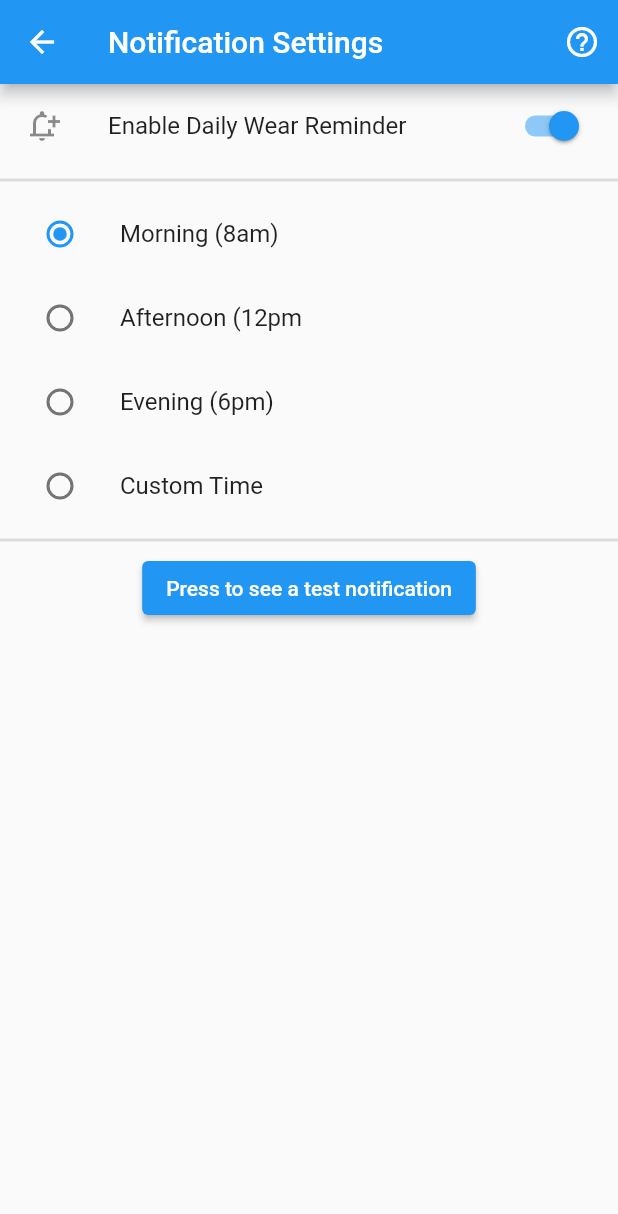
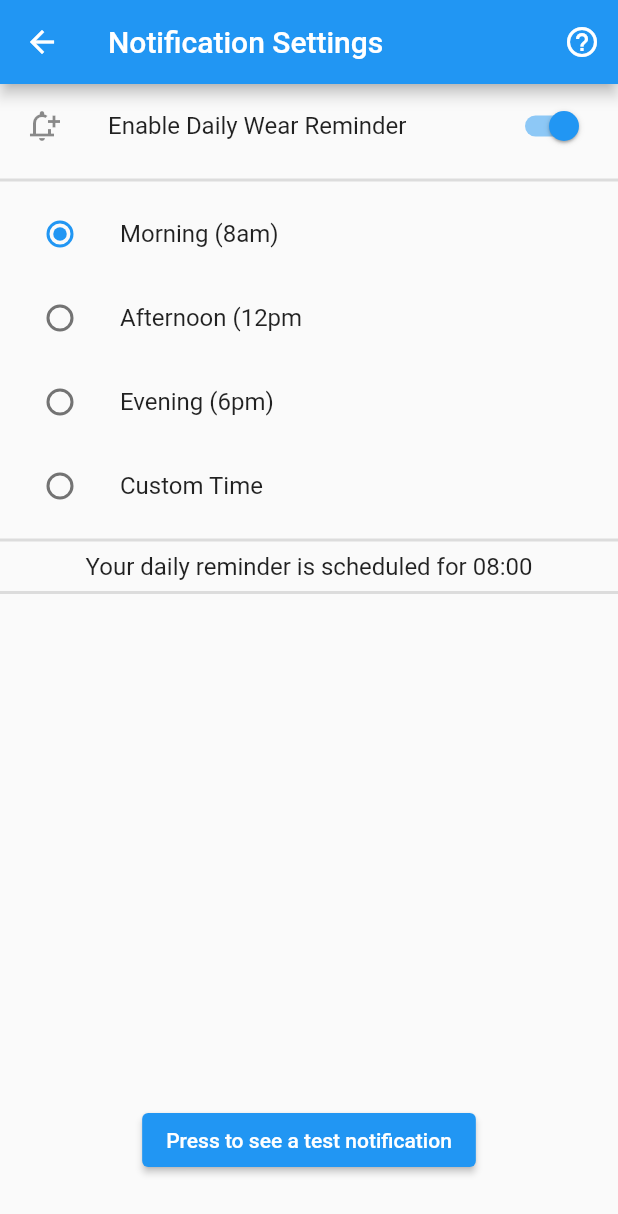
Before and after one commit to Stif-UK/WristCheck, a Flutter app: the Notifications screen opened directly, after a tap on "Enable Daily Wear Reminder", on a phone screen of 412 x 824 dp. Shown: the top 1214 px of the screen. Run offline on Flutter 3.47's test engine with Material 2 defaults, Android fonts, the phone set to English and light mode, and no system bars; our stand-ins replace file_picker, flutter_local_notifications, flutter_markdown, get, hive, hive_flutter and 7 more; accounts and stored records are empty.

Commit message:
Selected time displayed

```diff
--- a/lib/model/wristcheck_preferences.dart
+++ b/lib/model/wristcheck_preferences.dart
@@ -8,8 +8,11 @@ class WristCheckPreferences {
   static const _keyLatestVersion = 'latestAppVersion';
   static const _keyOpenCount = 'openCount';
   static const _keyWearCount = 'wearCount';
+  //notification preference values
   static const _keyDailyNotificationStatus = 'dailyNotificationStatus';
   static const _keyNotificationTimeOption = 'notificationTimeOption';
+  static const _keyNotificationTime = 'notificationTime';
+
 
   static Future init() async =>
       _preferences = await SharedPreferences.getInstance();
@@ -39,7 +42,7 @@ class WristCheckPreferences {
       await _preferences.setBool(_keyDailyNotificationStatus, notificationStatus);
 
   //Getter and setter for notification time options
-  static NotificationTimeOptions? getNotificationTime() {
+  static NotificationTimeOptions? getNotificationTimeOption() {
     String? value = _preferences.getString(_keyNotificationTimeOption);
     NotificationTimeOptions returnValue;
     switch (value){
@@ -66,8 +69,15 @@ class WristCheckPreferences {
     return returnValue;
   }
 
-  static Future setNotificationTime(NotificationTimeOptions notifyTime) async {
+  static Future setNotificationTimeOption(NotificationTimeOptions notifyTime) async {
     await _preferences.setString(_keyNotificationTimeOption, notifyTime.toString());
   }
 
+  //Getter and setter for notification time
+  static String? getDailyNotificationTime () => _preferences.getString(_keyNotificationTime);
+
+  static Future setDailyNotificationTime(String notificationTime) async =>
+      await _preferences.setString(_keyNotificationTime, notificationTime);
+
+
 }
--- a/lib/ui/notifications.dart
+++ b/lib/ui/notifications.dart
@@ -1,4 +1,5 @@
 import 'package:flutter/material.dart';
+import 'package:flutter_local_notifications/flutter_local_notifications.dart';
 import 'package:wristcheck/copy/dialogs.dart';
 import 'package:wristcheck/model/wristcheck_preferences.dart';
 import 'package:wristcheck/services/local_notification_service.dart';
@@ -24,9 +25,9 @@ class _NotificationsState extends State<Notifications> {
     super.initState();
   }
 
-  //TODO: Implement shared pref
   bool _notificationsEnabled = WristCheckPreferences.getDailyNotificationStatus() ?? false;
-  NotificationTimeOptions _notificationTime = WristCheckPreferences.getNotificationTime() ??NotificationTimeOptions.morning;
+  NotificationTimeOptions _notificationTime = WristCheckPreferences.getNotificationTimeOption() ??NotificationTimeOptions.morning;
+  String? _selectedTime = WristCheckPreferences.getDailyNotificationTime();
 
   @override
   Widget build(BuildContext context) {
@@ -53,12 +54,12 @@ class _NotificationsState extends State<Notifications> {
                 WristCheckPreferences.setDailyNotificationStatus(value);
               if(value == true){
                 _notificationTime = NotificationTimeOptions.morning;
-                await WristCheckPreferences.setNotificationTime(_notificationTime);
+                await WristCheckPreferences.setNotificationTimeOption(_notificationTime);
                 await _setNotification(_notificationTime, const TimeOfDay(hour: 8, minute: 00));
               } else{
+                _selectedTime = null;
                 await notificationService.cancelNotification(1);
               }
-                //value == true? await _setNotification(_notificationTime, null) : await notificationService.cancelNotification(1);
                 setState(() {
                 _notificationsEnabled = value;
               });
@@ -80,11 +81,12 @@ class _NotificationsState extends State<Notifications> {
                   value: NotificationTimeOptions.morning,
                   groupValue: _notificationTime ,
                   onChanged: (NotificationTimeOptions? value) async {
+                    await WristCheckPreferences.setNotificationTimeOption(value!);
+                    await _setNotification(_notificationTime, const TimeOfDay(hour: 8, minute: 00));
                     setState(() {
                       _notificationTime = value!;
                     });
-                    await WristCheckPreferences.setNotificationTime(value!);
-                    await _setNotification(_notificationTime, const TimeOfDay(hour: 8, minute: 00));
+
                   },
                 ),
               ),
@@ -94,11 +96,12 @@ class _NotificationsState extends State<Notifications> {
                   value: NotificationTimeOptions.afternoon,
                   groupValue: _notificationTime ,
                   onChanged: (NotificationTimeOptions? value) async {
+                    await WristCheckPreferences.setNotificationTimeOption(value!);
+                    await _setNotification(_notificationTime, const TimeOfDay(hour: 12, minute: 00));
                     setState(() {
                       _notificationTime = value!;
                     });
-                    await WristCheckPreferences.setNotificationTime(value!);
-                    await _setNotification(_notificationTime, const TimeOfDay(hour: 12, minute: 00));
+
                   },
                 ),
               ),
@@ -108,11 +111,12 @@ class _NotificationsState extends State<Notifications> {
                   value: NotificationTimeOptions.evening,
                   groupValue: _notificationTime ,
                   onChanged: (NotificationTimeOptions? value) async {
+                    await WristCheckPreferences.setNotificationTimeOption(value!);
+                    await _setNotification(_notificationTime, const TimeOfDay(hour: 18, minute: 00));
                     setState(() {
                       _notificationTime = value!;
                     });
-                    await WristCheckPreferences.setNotificationTime(value!);
-                    await _setNotification(_notificationTime, const TimeOfDay(hour: 18, minute: 00));
+
                   },
                 ),
               ),
@@ -124,12 +128,12 @@ class _NotificationsState extends State<Notifications> {
                   onChanged: (NotificationTimeOptions? value) async {
                    // Future<TimeOfDay?> selectedTime = showTimePicker(context: context, initialTime: TimeOfDay.now());
                     TimeOfDay? selectedTime = await showTimePicker(context: context, initialTime: TimeOfDay.now()) ?? const TimeOfDay(hour: 12, minute: 00);
-
+                    await WristCheckPreferences.setNotificationTimeOption(value!);
+                    await _setNotification(_notificationTime, selectedTime);
                     setState(() {
                       _notificationTime = value!;
                     });
-                    await WristCheckPreferences.setNotificationTime(value!);
-                    await _setNotification(_notificationTime, selectedTime);
+
                   },
 
                 ),
@@ -139,9 +143,20 @@ class _NotificationsState extends State<Notifications> {
           ):
               //If notifications are off, just show a blank space
               const SizedBox(height: 20,),
-          ElevatedButton(onPressed: () async {
-            await notificationService.showNotification(id: 0, title: "WristCheck Reminder", body: "Don't forget to log what's on your wrist!");
-          }, child: const Text("Press to see a test notification")),
+          _selectedTime == null? const SizedBox(height: 20,): Text("Your daily reminder is scheduled for ${_selectedTime!.substring(10,_selectedTime!.length-1)}",
+          style: const TextStyle(fontSize: 16, ),),
+          _selectedTime == null? const SizedBox(height: 0,): const Divider(thickness: 2,),
+          Expanded(
+            child: Column(
+              mainAxisAlignment: MainAxisAlignment.end,
+              children: [
+                ElevatedButton(onPressed: () async {
+                  await notificationService.showNotification(id: 0, title: "WristCheck Reminder", body: "Don't forget to log what's on your wrist!");
+                }, child: const Text("Press to see a test notification")),
+                const SizedBox(height: 40,)
+              ],
+            ),
+          ),
 
         ],
       ),
@@ -150,7 +165,8 @@ class _NotificationsState extends State<Notifications> {
 
   //_setNotification takes the enum input (plus an optional custom time) and passes this to the local notification service to set up the scheduled message
   Future<void> _setNotification(NotificationTimeOptions selectedTime, TimeOfDay? customTime) async {
-    // customTime ?? const TimeOfDay(hour: 12, minute: 00);
+    _selectedTime = customTime.toString();
+    await WristCheckPreferences.setDailyNotificationTime(customTime.toString());
     notificationService.showScheduledNotification(id: 1, title: "WristCheck Reminder", body: "$selectedTime + ${customTime.toString()}", time: customTime!);
   }
 }
```
